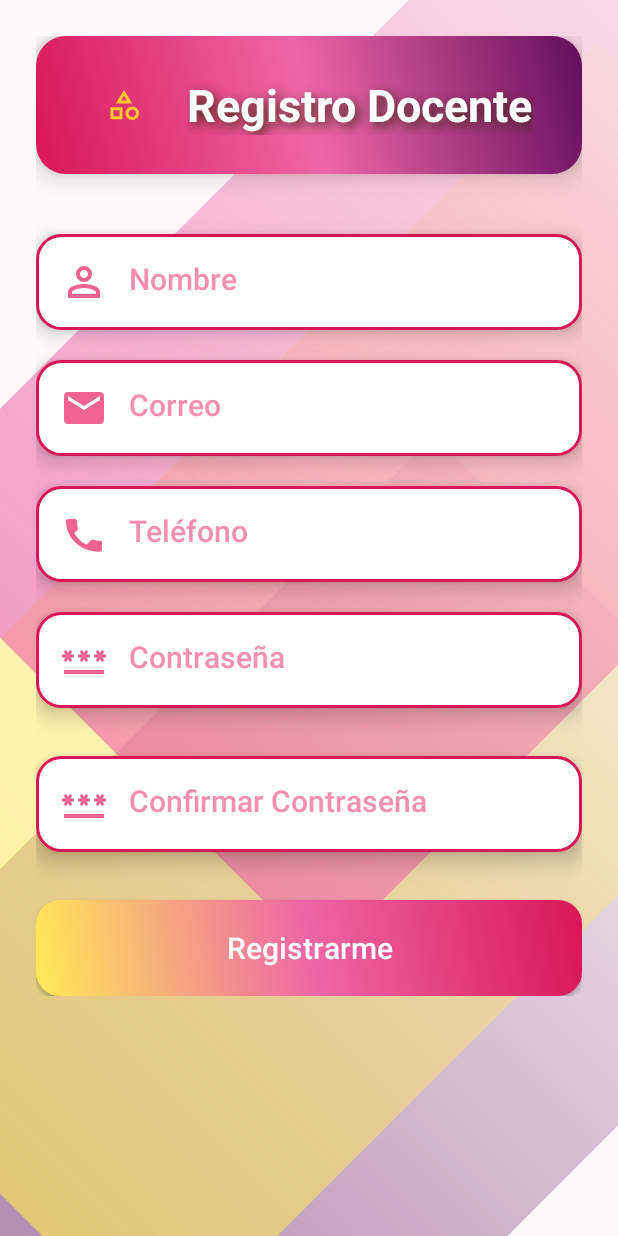
After one commit to CharlyOwo81/MobileAppsFinalProject, an Android app: the RegistroDocente screen opened directly, with no data from a screen before it, on a phone screen of 412 x 824 dp. The commit adds this screen. Run offline under Robolectric (Android 15) with nearby library versions, the phone set to English and light mode, and no system bars; our stand-ins replace Firebase (no records; nobody signed in at launch, a user with empty details on screens opened directly).

Commit message:
Registro de Docentes
ola xd

```diff
--- a/app/src/main/AndroidManifest.xml
+++ b/app/src/main/AndroidManifest.xml
@@ -12,6 +12,9 @@
         android:supportsRtl="true"
         android:theme="@style/Theme.MyApplication"
         tools:targetApi="31">
+        <activity
+            android:name=".RegistroDocente"
+            android:exported="false" />
         <activity
             android:name=".AgregarAlumnoActivity"
             android:exported="false" />
--- a/app/src/main/java/mx/edu/itson/Mentory/MainActivity.kt
+++ b/app/src/main/java/mx/edu/itson/Mentory/MainActivity.kt
@@ -22,6 +22,12 @@ class MainActivity : AppCompatActivity() {
         val contra: EditText = findViewById(R.id.contra)
         val boton: Button = findViewById(R.id.btnInicio)
         val db = FirebaseFirestore.getInstance()
+        val btnRegistroDocente = findViewById<Button>(R.id.btnRegistroDocente)
+
+        btnRegistroDocente.setOnClickListener {
+            val intent = Intent(this, RegistroDocente::class.java)
+            startActivity(intent)
+        }
 
         boton.setOnClickListener {
             val user = usuario.text.toString().trim()
--- /dev/null
+++ b/app/src/main/java/mx/edu/itson/Mentory/RegistroDocente.kt
@@ -0,0 +1,115 @@
+package mx.edu.itson.Mentory
+
+import android.content.Intent
+import android.os.Bundle
+import android.widget.Button
+import android.widget.EditText
+import android.widget.Toast
+import androidx.activity.enableEdgeToEdge
+import androidx.appcompat.app.AppCompatActivity
+import androidx.core.view.ViewCompat
+import androidx.core.view.WindowInsetsCompat
+import com.google.firebase.firestore.FirebaseFirestore
+
+class RegistroDocente : AppCompatActivity() {
+    private lateinit var etNombre: EditText
+    private lateinit var etCorreo: EditText
+    private lateinit var etTelefono: EditText
+    private lateinit var etContrasenia: EditText
+    private lateinit var etContraseniaConfirmar: EditText
+    private lateinit var btnRegistrar: Button
+
+    private val db = FirebaseFirestore.getInstance()
+
+    override fun onCreate(savedInstanceState: Bundle?) {
+        super.onCreate(savedInstanceState)
+        setContentView(R.layout.activity_registro_docente)
+
+        etNombre = findViewById(R.id.etNombre)
+        etCorreo = findViewById(R.id.etCorreo)
+        etTelefono = findViewById(R.id.etTelefono)
+        etContrasenia = findViewById(R.id.etContrasenia)
+        etContraseniaConfirmar = findViewById(R.id.etContraseniaConfirmar)
+        btnRegistrar = findViewById(R.id.btnRegistrarDocente)
+
+        btnRegistrar.setOnClickListener {
+            validarYRegistrar()
+        }
+    }
+
+    private fun validarYRegistrar() {
+        val nombre = etNombre.text.toString().trim()
+        val correo = etCorreo.text.toString().trim()
+        val telefono = etTelefono.text.toString().trim()
+        val contrasenia = etContrasenia.text.toString().trim()
+        val contraseniaConfirmar = etContraseniaConfirmar.text.toString().trim()
+
+        // Validar campos vacíos
+        if (nombre.isEmpty() || correo.isEmpty() || telefono.isEmpty() || contrasenia.isEmpty() || contraseniaConfirmar.isEmpty()) {
+            Toast.makeText(this, "Por favor completa todos los campos", Toast.LENGTH_SHORT).show()
+            return
+        }
+
+        // Validar contraseñas iguales
+        if (contrasenia != contraseniaConfirmar) {
+            Toast.makeText(this, "Las contraseñas no coinciden", Toast.LENGTH_SHORT).show()
+            return
+        }
+
+        if (telefono.length != 10 || !telefono.all { it.isDigit() }) {
+            Toast.makeText(this, "El número de teléfono debe tener exactamente 10 dígitos", Toast.LENGTH_SHORT).show()
+            return
+        }
+        if (!android.util.Patterns.EMAIL_ADDRESS.matcher(correo).matches()) {
+            Toast.makeText(this, "Por favor ingresa un correo electrónico válido", Toast.LENGTH_SHORT).show()
+            return
+        }
+
+        // Revisar si el correo o teléfono ya existen
+        db.collection("Docentes")
+            .whereEqualTo("correo", correo)
+            .get()
+            .addOnSuccessListener { correoDocs ->
+                if (!correoDocs.isEmpty) {
+                    Toast.makeText(this, "El correo ya está registrado", Toast.LENGTH_SHORT).show()
+                    return@addOnSuccessListener
+                }
+
+                db.collection("Docentes")
+                    .whereEqualTo("telefono", telefono)
+                    .get()
+                    .addOnSuccessListener { telefonoDocs ->
+                        if (!telefonoDocs.isEmpty) {
+                            Toast.makeText(this, "El teléfono ya está registrado", Toast.LENGTH_SHORT).show()
+                            return@addOnSuccessListener
+                        }
+
+
+                        // Si pasa todas las validaciones, registrar
+                        val docente = hashMapOf(
+                            "nombre" to nombre,
+                            "correo" to correo,
+                            "telefono" to telefono,
+                            "contrasenia" to contrasenia,
+                            "tutoradosImpartidos" to arrayListOf<String>()
+                        )
+
+                        db.collection("Docentes").add(docente)
+                            .addOnSuccessListener {
+                                Toast.makeText(this, "Registro exitoso", Toast.LENGTH_SHORT).show()
+                                val intent = Intent(this, ListaAlumnos::class.java)
+                                startActivity(intent)
+                            }
+                            .addOnFailureListener { e ->
+                                Toast.makeText(this, "Error al registrar: ${e.message}", Toast.LENGTH_SHORT).show()
+                            }
+                    }
+                    .addOnFailureListener { e ->
+                        Toast.makeText(this, "Error al verificar teléfono: ${e.message}", Toast.LENGTH_SHORT).show()
+                    }
+            }
+            .addOnFailureListener { e ->
+                Toast.makeText(this, "Error al verificar correo: ${e.message}", Toast.LENGTH_SHORT).show()
+            }
+    }
+}
--- /dev/null
+++ b/app/src/main/res/drawable/ic_email.xml
@@ -0,0 +1,10 @@
+<vector xmlns:android="http://schemas.android.com/apk/res/android"
+    android:width="24dp"
+    android:height="24dp"
+    android:viewportWidth="24"
+    android:viewportHeight="24"
+    android:tint="?attr/colorControlNormal">
+    <path
+        android:fillColor="@android:color/white"
+        android:pathData="M20,4H4c-1.1,0 -2,0.9 -2,2v12c0,1.1 0.9,2 2,2h16c1.1,0 2,-0.9 2,-2V6c0,-1.1 -0.9,-2 -2,-2zM20,8l-8,5 -8,-5V6l8,5 8,-5v2z" />
+</vector>
--- /dev/null
+++ b/app/src/main/res/drawable/ic_phone.xml
@@ -0,0 +1,10 @@
+<vector xmlns:android="http://schemas.android.com/apk/res/android"
+    android:width="24dp"
+    android:height="24dp"
+    android:viewportWidth="24"
+    android:viewportHeight="24"
+    android:tint="?attr/colorControlNormal">
+    <path
+        android:fillColor="@android:color/white"
+        android:pathData="M6.62,10.79c1.44,2.83 3.76,5.15 6.59,6.59l2.2,-2.2c0.27,-0.27 0.67,-0.36 1.02,-0.27 1.12,0.28 2.33,0.43 3.57,0.43 0.55,0 1,0.45 1,1v3.5c0,0.55 -0.45,1 -1,1C10.19,21 3,13.81 3,5.5c0,-0.55 0.45,-1 1,-1h3.5c0.55,0 1,0.45 1,1 0,1.24 0.15,2.45 0.43,3.57 0.09,0.35 0,0.74 -0.27,1.02l-2.2,2.2z" />
+</vector>
--- a/app/src/main/res/layout/activity_main.xml
+++ b/app/src/main/res/layout/activity_main.xml
@@ -50,7 +50,7 @@ android:layout_height="wrap_content"
 android:text="¡Bienvenido!"
 android:textSize="38sp"
 android:textStyle="bold"
-android:textColor="#8E24AA"
+android:textColor="@color/deepFucsia"
     android:layout_gravity="center_horizontal"
     android:layout_marginBottom="48dp"
     android:background="@drawable/title_background"
@@ -120,6 +120,7 @@ tools:ignore="UseAppTint" />
         android:textColorHint="#F48FB1"
         android:textSize="20sp"
         android:fontFamily="sans-serif-medium"/>
+
     </LinearLayout>
 
     <Button
@@ -139,4 +140,34 @@ android:fontFamily="sans-serif-medium"/>
         app:backgroundTint="@null"
         style="@style/Widget.AppCompat.Button" />
 
+    <!-- Nueva leyenda -->
+    <TextView
+        android:id="@+id/leyendaDocente"
+        android:layout_width="wrap_content"
+        android:layout_height="wrap_content"
+        android:text="¿Eres docente y no tienes cuenta?"
+        android:textSize="16sp"
+        android:textColor="@color/deepFucsia"
+        android:layout_gravity="center_horizontal"
+        android:layout_marginTop="32dp"
+        android:layout_marginBottom="12dp"
+        android:fontFamily="sans-serif-medium" />
+
+    <!-- Nuevo botón para registro de docente -->
+    <Button
+        android:id="@+id/btnRegistroDocente"
+        style="@style/Widget.AppCompat.Button"
+        android:layout_width="246dp"
+        android:layout_height="wrap_content"
+        android:background="@drawable/button_background"
+        android:drawableTint="#BA68C8"
+        android:elevation="8dp"
+        android:paddingStart="24dp"
+        android:paddingEnd="24dp"
+        android:text="Registrarme como Docente"
+        android:textAllCaps="false"
+        android:layout_gravity="center"
+        android:textColor="#FFFFFF"
+        android:textSize="15sp"
+        app:backgroundTint="@null" />
 </LinearLayout>
--- /dev/null
+++ b/app/src/main/res/layout/activity_registro_docente.xml
@@ -0,0 +1,227 @@
+<?xml version="1.0" encoding="utf-8"?>
+<ScrollView xmlns:android="http://schemas.android.com/apk/res/android"
+    xmlns:app="http://schemas.android.com/apk/res-auto"
+    xmlns:tools="http://schemas.android.com/tools"
+    android:layout_width="match_parent"
+    android:layout_height="match_parent"
+    android:background="@drawable/striped_background"
+    android:padding="24dp"
+    tools:context=".RegistroDocente">
+
+    <LinearLayout
+        android:layout_width="match_parent"
+        android:layout_height="wrap_content"
+        android:orientation="vertical">
+
+        <!-- Vibrant Header -->
+        <LinearLayout
+            android:layout_width="match_parent"
+            android:layout_height="wrap_content"
+            android:orientation="horizontal"
+            android:gravity="center"
+            android:background="@drawable/header_background"
+            android:padding="20dp"
+            android:layout_marginBottom="40dp"
+            android:elevation="10dp"
+            android:clipToPadding="false">
+
+            <ImageView
+                android:layout_width="52dp"
+                android:layout_height="52dp"
+                android:src="@drawable/category_24px"
+                android:contentDescription="App Logo"
+                android:scaleType="centerInside"
+                app:tint="#FFCA28" />
+
+            <TextView
+                android:layout_width="wrap_content"
+                android:layout_height="wrap_content"
+                android:text="Registro Docente"
+                android:textSize="30sp"
+                android:textStyle="bold"
+                android:textColor="@color/white"
+                android:layout_marginStart="16dp"
+                android:shadowColor="#4A2C1A"
+                android:shadowDx="4"
+                android:shadowDy="4"
+                android:shadowRadius="8"/>
+        </LinearLayout>
+
+        <!-- Nombre -->
+        <LinearLayout
+            android:layout_width="match_parent"
+            android:layout_height="wrap_content"
+            android:orientation="horizontal"
+            android:background="@drawable/edittext_background"
+            android:padding="16dp"
+            android:layout_marginBottom="20dp"
+            android:elevation="8dp">
+
+            <ImageView
+                android:layout_width="32dp"
+                android:layout_height="32dp"
+                android:src="@drawable/person_24px"
+                app:tint="#F06292"
+                android:layout_gravity="center_vertical" />
+
+            <EditText
+                android:id="@+id/etNombre"
+                android:layout_width="0dp"
+                android:layout_height="wrap_content"
+                android:layout_weight="1"
+                android:hint="Nombre"
+                android:background="@null"
+                android:paddingStart="14dp"
+                android:textColor="#4A148C"
+                android:textColorHint="#F48FB1"
+                android:textSize="20sp"
+                android:fontFamily="sans-serif-medium" />
+        </LinearLayout>
+
+        <!-- Correo -->
+        <LinearLayout
+            android:layout_width="match_parent"
+            android:layout_height="wrap_content"
+            android:orientation="horizontal"
+            android:background="@drawable/edittext_background"
+            android:padding="16dp"
+            android:layout_marginBottom="20dp"
+            android:elevation="8dp">
+
+            <ImageView
+                android:layout_width="32dp"
+                android:layout_height="32dp"
+                android:src="@drawable/ic_email"
+                app:tint="#F06292"
+                android:layout_gravity="center_vertical" />
+
+            <EditText
+                android:id="@+id/etCorreo"
+                android:layout_width="0dp"
+                android:layout_height="wrap_content"
+                android:layout_weight="1"
+                android:hint="Correo"
+                android:inputType="textEmailAddress"
+                android:background="@null"
+                android:paddingStart="14dp"
+                android:textColor="#4A148C"
+                android:textColorHint="#F48FB1"
+                android:textSize="20sp"
+                android:fontFamily="sans-serif-medium" />
+        </LinearLayout>
+
+        <!-- Teléfono -->
+        <LinearLayout
+            android:layout_width="match_parent"
+            android:layout_height="wrap_content"
+            android:orientation="horizontal"
+            android:background="@drawable/edittext_background"
+            android:padding="16dp"
+            android:layout_marginBottom="20dp"
+            android:elevation="8dp">
+
+            <ImageView
+                android:layout_width="32dp"
+                android:layout_height="32dp"
+                android:src="@drawable/ic_phone"
+                app:tint="#F06292"
+                android:layout_gravity="center_vertical" />
+
+            <EditText
+                android:id="@+id/etTelefono"
+                android:layout_width="0dp"
+                android:layout_height="wrap_content"
+                android:layout_weight="1"
+                android:hint="Teléfono"
+                android:inputType="phone"
+                android:background="@null"
+                android:paddingStart="14dp"
+                android:textColor="#4A148C"
+                android:textColorHint="#F48FB1"
+                android:textSize="20sp"
+                android:fontFamily="sans-serif-medium" />
+        </LinearLayout>
+
+        <!-- Contraseña -->
+        <LinearLayout
+            android:layout_width="match_parent"
+            android:layout_height="wrap_content"
+            android:orientation="horizontal"
+            android:background="@drawable/edittext_background"
+            android:padding="16dp"
+            android:layout_marginBottom="32dp"
+            android:elevation="8dp">
+
+            <ImageView
+                android:layout_width="32dp"
+                android:layout_height="32dp"
+                android:src="@drawable/password_24px"
+                app:tint="#F06292"
+                android:layout_gravity="center_vertical" />
+
+            <EditText
+                android:id="@+id/etContrasenia"
+                android:layout_width="0dp"
+                android:layout_height="wrap_content"
+                android:layout_weight="1"
+                android:hint="Contraseña"
+                android:inputType="textPassword"
+                android:background="@null"
+                android:paddingStart="14dp"
+                android:textColor="#4A148C"
+                android:textColorHint="#F48FB1"
+                android:textSize="20sp"
+                android:fontFamily="sans-serif-medium" />
+        </LinearLayout>
+
+        <!-- Contraseña -->
+        <LinearLayout
+            android:layout_width="match_parent"
+            android:layout_height="wrap_content"
+            android:orientation="horizontal"
+            android:background="@drawable/edittext_background"
+            android:padding="16dp"
+            android:layout_marginBottom="32dp"
+            android:elevation="8dp">
+
+            <ImageView
+                android:layout_width="32dp"
+                android:layout_height="32dp"
+                android:src="@drawable/password_24px"
+                app:tint="#F06292"
+                android:layout_gravity="center_vertical" />
+
+            <EditText
+                android:id="@+id/etContraseniaConfirmar"
+                android:layout_width="0dp"
+                android:layout_height="wrap_content"
+                android:layout_weight="1"
+                android:hint="Confirmar Contraseña"
+                android:inputType="textPassword"
+                android:background="@null"
+                android:paddingStart="14dp"
+                android:textColor="#4A148C"
+                android:textColorHint="#F48FB1"
+                android:textSize="20sp"
+                android:fontFamily="sans-serif-medium" />
+        </LinearLayout>
+
+        <!-- Botón Registrar -->
+        <Button
+            android:id="@+id/btnRegistrarDocente"
+            android:layout_width="match_parent"
+            android:layout_height="64dp"
+            android:text="Registrarme"
+            android:textSize="20sp"
+            android:textAllCaps="false"
+            android:background="@drawable/button_background"
+            android:textColor="#FFFFFF"
+            android:drawableTint="#FFCA28"
+            android:paddingStart="28dp"
+            android:paddingEnd="28dp"
+            android:elevation="10dp"
+            app:backgroundTint="@null"
+            style="@style/Widget.AppCompat.Button" />
+
+    </LinearLayout>
+</ScrollView>
--- a/app/src/main/res/layout/agregar_alumno.xml
+++ b/app/src/main/res/layout/agregar_alumno.xml
@@ -189,18 +189,19 @@
                 android:weightSum="2">
 
                 <!-- Botón Agregar Materia -->
+
+                <!-- Botón Eliminar Materia -->
                 <Button
                     android:id="@+id/btnAgregarMateria"
                     android:layout_width="0dp"
                     android:layout_height="wrap_content"
                     android:layout_weight="1"
+                    android:backgroundTint="@color/deepFucsia"
+                    android:paddingHorizontal="16dp"
+                    android:paddingVertical="8dp"
                     android:text="+ Agregar Materia"
-                    android:backgroundTint="@color/deepFucsia"
-                    android:textColor="#FFFFFF"
-                    android:paddingHorizontal="16dp"
-                    android:paddingVertical="8dp" />
+                    android:textColor="#FFFFFF" />
 
-                <!-- Botón Eliminar Materia -->
                 <Button
                     android:id="@+id/btnEliminarMateria"
                     android:layout_width="0dp"
```
Lines whose indentation alone changed are shown as unchanged.
